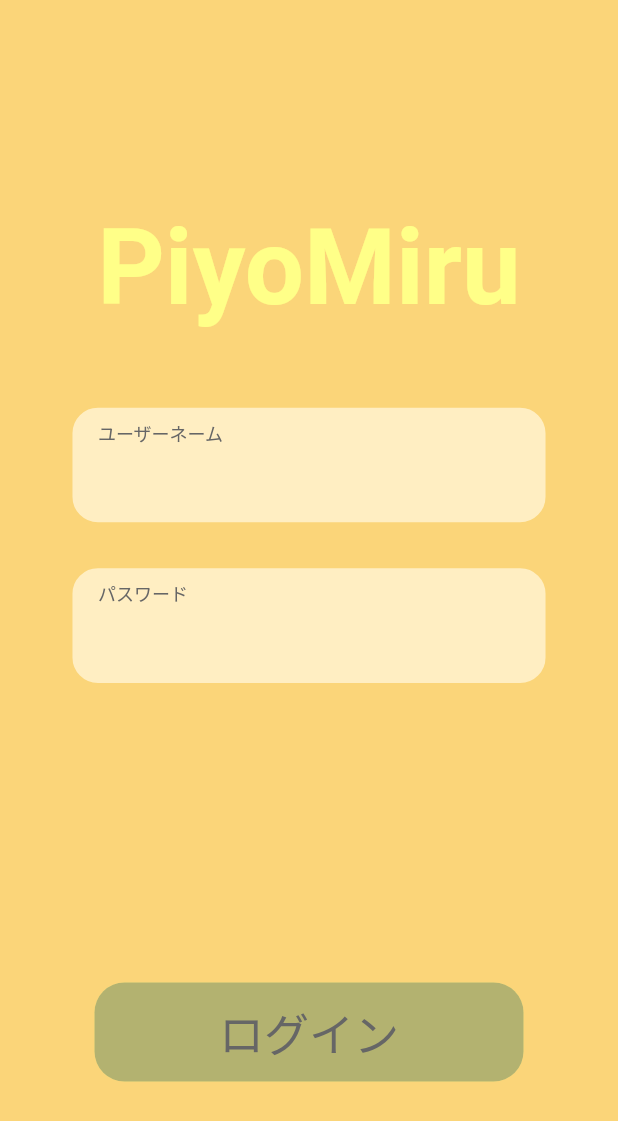
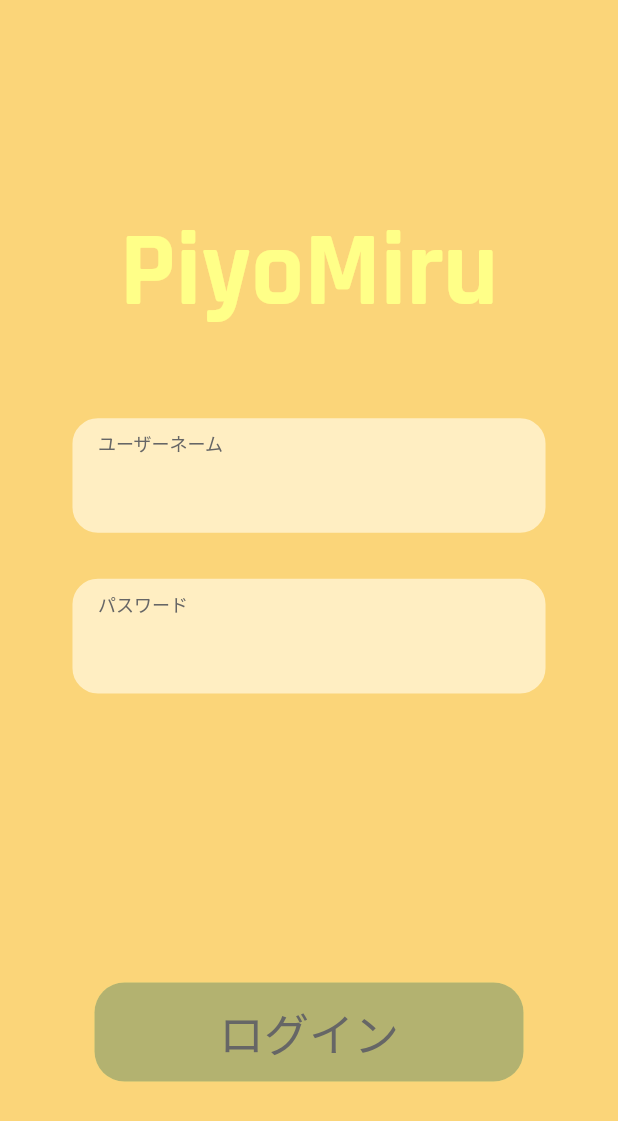
Before and after one commit to mosamosamosamosa/piypmiru_app, a Flutter app: the screen it shows after launch, on a phone screen of 412 x 824 dp. Shown: the top 1121 px of the screen. Run offline on Flutter 3.47's test engine with Material 2 defaults, Android fonts, the phone set to English and light mode, and no system bars; our stand-ins replace dotted_border, flutter_svg, go_router; Roboto replaces fonts that are missing (KiwiMaru-L, KiwiMaru-R).

Commit message:
🩹フォントの変更

```diff
--- a/lib/screens/home/home_driver_screen.dart
+++ b/lib/screens/home/home_driver_screen.dart
@@ -41,9 +41,7 @@ class _HomeDriverScreenState extends State<HomeDriverScreen> {
         title: const Text(
           "PiyoMiru",
           style: TextStyle(
-            color: kTitleColor,
-            fontSize: 36,
-          ),
+              color: kTitleColor, fontSize: 36, fontFamily: 'Rajdhani-B'),
         ),
         backgroundColor: kSubBackgroundColor,
         //影消す
--- a/lib/screens/home/operation/operation_screen.dart
+++ b/lib/screens/home/operation/operation_screen.dart
@@ -49,9 +49,7 @@ class OperationScreen extends StatelessWidget {
           title: const Text(
             "PiyoMiru",
             style: TextStyle(
-              color: kTitleColor,
-              fontSize: 36,
-            ),
+                color: kTitleColor, fontSize: 36, fontFamily: 'Rajdhani-B'),
           ),
           backgroundColor: kSubBackgroundColor,
           //影消す
--- a/lib/screens/home/start_drive/driving_screen.dart
+++ b/lib/screens/home/start_drive/driving_screen.dart
@@ -43,9 +43,7 @@ class DrivingScreen extends StatelessWidget {
           title: const Text(
             "PiyoMiru",
             style: TextStyle(
-              color: kTitleColor,
-              fontSize: 36,
-            ),
+                color: kTitleColor, fontSize: 36, fontFamily: 'Rajdhani-B'),
           ),
           backgroundColor: kSubBackgroundColor,
           //影消す
--- a/lib/screens/home/start_drive/start_drive_screen.dart
+++ b/lib/screens/home/start_drive/start_drive_screen.dart
@@ -35,9 +35,7 @@ class StartDriveScreen extends StatelessWidget {
           title: const Text(
             "PiyoMiru",
             style: TextStyle(
-              color: kTitleColor,
-              fontSize: 36,
-            ),
+                color: kTitleColor, fontSize: 36, fontFamily: 'Rajdhani-B'),
           ),
           backgroundColor: kSubBackgroundColor,
           //影消す
--- a/lib/screens/login/login_screeen.dart
+++ b/lib/screens/login/login_screeen.dart
@@ -31,10 +31,10 @@ class _LoginScreenState extends State<LoginScreen> {
                 child: const Text(
                   "PiyoMiru",
                   style: TextStyle(
-                    fontSize: 70,
-                    fontWeight: FontWeight.bold,
-                    color: kTitleColor,
-                  ),
+                      fontSize: 70,
+                      fontWeight: FontWeight.bold,
+                      color: kTitleColor,
+                      fontFamily: 'Rajdhani-B'),
                 ),
               ),
               SizedBox(height: deviceH * 0.06),
--- a/lib/screens/signup/chose_screen.dart
+++ b/lib/screens/signup/chose_screen.dart
@@ -35,7 +35,7 @@ class _ChoseScreenState extends State<ChoseScreen> {
                       fontSize: 70,
                       fontWeight: FontWeight.bold,
                       color: kTitleColor,
-                      fontFamily: 'KiwiMaru'),
+                      fontFamily: 'Rajdhani-B'),
                 ),
               ),
               SizedBox(height: deviceH * 1 / 12),
--- a/lib/screens/splash_screen.dart
+++ b/lib/screens/splash_screen.dart
@@ -22,7 +22,7 @@ class SplashScreen extends StatelessWidget {
                   fontSize: 70,
                   fontWeight: FontWeight.bold,
                   color: kTitleColor,
-                  fontFamily: 'Kiwi_Maru'),
+                  fontFamily: 'Rajdhani-B'),
             ),
           ),
           SizedBox(height: deviceH * 1 / 6),
```
Also changed, not shown: pubspec.yaml (+22 -0 lines).
